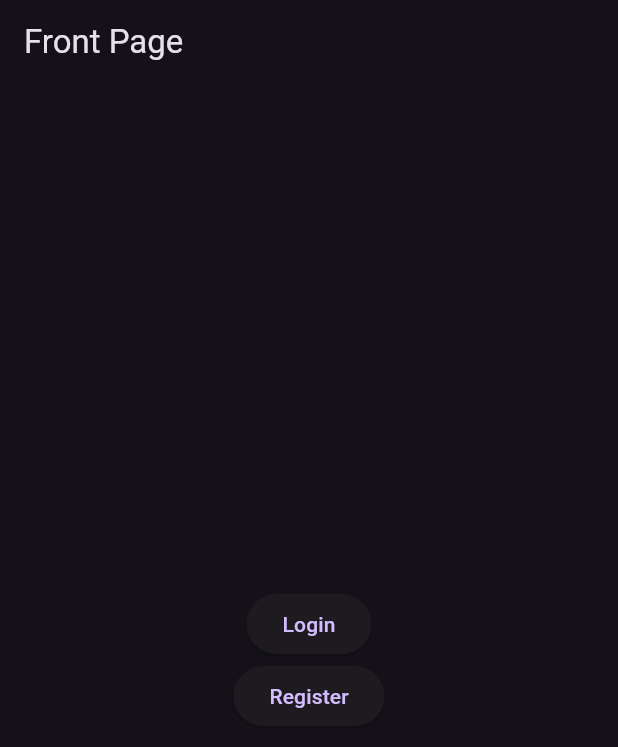
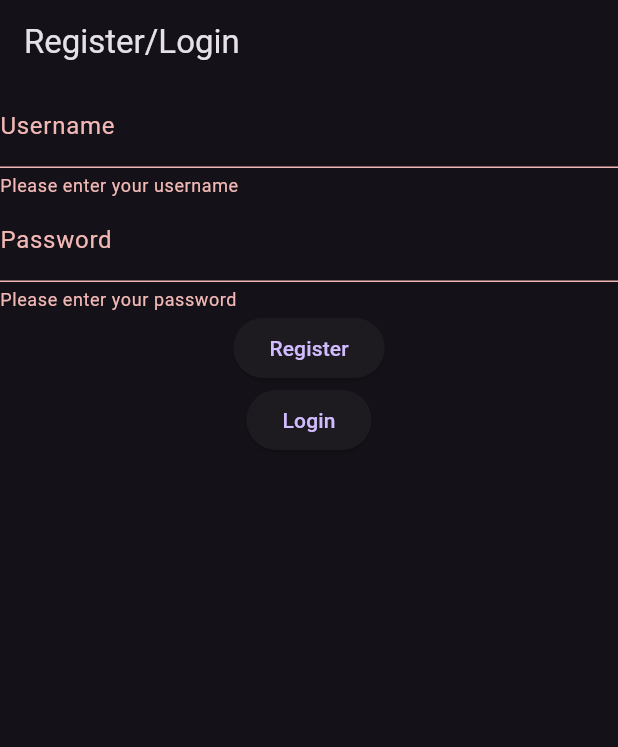
Before and after one commit to Bryntet/CTP-Fantasy-client, a Flutter app: the screen it shows after launch, after a tap on "Register", on a phone screen of 412 x 824 dp. Shown: the top 747 px of the screen. Run offline on Flutter 3.47's test engine with Material 3 defaults, Android fonts, the phone set to English and light mode, and no system bars; our stand-ins replace cookie_jar, dio, dio_cookie_manager; network calls fail.

Commit message:
Got some functionality working

```diff
--- /dev/null
+++ b/lib/api-classes.dart
@@ -0,0 +1,58 @@
+class FantasyTournamentInput {
+  String name;
+  int? maxPicksPerUser;
+
+  FantasyTournamentInput({required this.name, this.maxPicksPerUser});
+
+  Map<String, dynamic> toJson() {
+    final Map<String, dynamic> data = <String, dynamic>{};
+    data['name'] = name;
+    if (maxPicksPerUser != null) {
+      data['max_picks_per_user'] = maxPicksPerUser;
+    }
+    return data;
+  }
+}
+
+enum InvitationStatus { Pending, Accepted, Declined }
+
+class FantasyTournament {
+  final int id;
+  final String name;
+  final bool userIsOwner;
+  final InvitationStatus invitationStatus;
+
+  FantasyTournament(
+      {required this.id,
+      required this.name,
+      required this.userIsOwner,
+      required this.invitationStatus});
+
+  factory FantasyTournament.fromJson(Map<String, dynamic> json) {
+    return FantasyTournament(
+      id: json['id'],
+      name: json['name'],
+      userIsOwner: json["user_is_owner"],
+      invitationStatus: InvitationStatus.values.firstWhere(
+          (e) =>
+              e.toString() == 'InvitationStatus.' + json['invitation_status'],
+          orElse: () => throw Exception('Invalid invitation status')),
+    );
+  }
+}
+
+class Participant {
+  final int id;
+  final String name;
+  final int score;
+
+  Participant({required this.id, required this.name, required this.score});
+
+  factory Participant.fromJson(Map<String, dynamic> json) {
+    return Participant(
+      id: json['id'] as int,
+      name: json['name'] as String,
+      score: json['score'] as int,
+    );
+  }
+}
--- /dev/null
+++ b/lib/home_page.dart
@@ -0,0 +1,119 @@
+import 'dart:developer';
+
+import 'package:dio/dio.dart';
+import 'package:flutter/material.dart';
+import 'api.dart';
+import 'logged_in.dart'; // Import the HomePage widget
+
+class CombinedLoginScreen extends StatefulWidget {
+  @override
+  _CombinedLoginScreenState createState() => _CombinedLoginScreenState();
+}
+
+class _CombinedLoginScreenState extends State<CombinedLoginScreen> {
+  final _sharedFormKey = GlobalKey<FormState>();
+  final _usernameController = TextEditingController();
+  final _passwordController = TextEditingController();
+
+  @override
+  Widget build(BuildContext context) {
+    return Scaffold(
+      appBar: AppBar(
+        title: Text('Register/Login'),
+      ),
+      body: Column(
+        children: <Widget>[
+          Form(
+            key: _sharedFormKey,
+            child: Column(
+              children: <Widget>[
+                TextFormField(
+                  controller: _usernameController,
+                  decoration: InputDecoration(labelText: 'Username'),
+                  validator: (value) {
+                    if (value == null || value.isEmpty) {
+                      return 'Please enter your username';
+                    }
+                    return null;
+                  },
+                ),
+                TextFormField(
+                  controller: _passwordController,
+                  decoration: InputDecoration(labelText: 'Password'),
+                  obscureText: true,
+                  validator: (value) {
+                    if (value == null || value.isEmpty) {
+                      return 'Please enter your password';
+                    }
+                    return null;
+                  },
+                ),
+                ElevatedButton(
+                  onPressed: () async {
+                    if (_sharedFormKey.currentState?.validate() == true) {
+                      try {
+                        await ApiService().createUser(
+                            _usernameController.text, _passwordController.text);
+                        ScaffoldMessenger.of(context).showSnackBar(
+                          SnackBar(
+                            content: Text('User created successfully'),
+                            backgroundColor: Colors.green, // success color
+                          ),
+                        );
+                        Navigator.push(
+                          context,
+                          MaterialPageRoute(builder: (context) => HomePage()),
+                        );
+                      } catch (e) {
+                        if (e is DioError) {
+                          ScaffoldMessenger.of(context).showSnackBar(
+                            SnackBar(
+                              content: Text(e.response?.data),
+                              backgroundColor: Colors.red, // error color
+                            ),
+                          );
+                        }
+                      }
+                    }
+                  },
+                  child: Text('Register'),
+                ),
+                ElevatedButton(
+                  onPressed: () async {
+                    if (_sharedFormKey.currentState?.validate() == true) {
+                      try {
+                        await ApiService().loginUser(
+                            _usernameController.text, _passwordController.text);
+                        ScaffoldMessenger.of(context).showSnackBar(
+                          SnackBar(
+                            content: Text('User logged in successfully'),
+                            backgroundColor: Colors.green, // success color
+                          ),
+                        );
+                        Navigator.push(
+                          context,
+                          MaterialPageRoute(builder: (context) => HomePage()),
+                        );
+                      } catch (e) {
+                        if (e is DioError) {
+                          ScaffoldMessenger.of(context).showSnackBar(
+                            SnackBar(
+                              content: Text(e.response?.data ??
+                                  'An error occurred'), // Use a default string if e.response?.data is null
+                              backgroundColor: Colors.red, // error color
+                            ),
+                          );
+                        }
+                      }
+                    }
+                  },
+                  child: Text('Login'),
+                )
+              ],
+            ),
+          ),
+        ],
+      ),
+    );
+  }
+}
--- a/lib/main.dart
+++ b/lib/main.dart
@@ -1,5 +1,5 @@
 import 'package:flutter/material.dart';
-import 'package:rusty_chains/register.dart';
+import 'package:rusty_chains/home_page.dart';
 
 void main() {
   runApp(MyApp());
@@ -15,33 +15,7 @@ class MyApp extends StatelessWidget {
         brightness: Brightness.dark,
         // Add any other theme customization you want
       ),
-      home: Scaffold(
-        appBar: AppBar(
-          title: Text('Front Page'),
-        ),
-        body: Center(
-          child: Column(
-            mainAxisAlignment: MainAxisAlignment.center,
-            children: <Widget>[
-              ElevatedButton(
-                onPressed: () {
-                  // Navigate to Login Page
-                },
-                child: Text('Login'),
-              ),
-              ElevatedButton(
-                onPressed: () {
-                  Navigator.push(
-                    context,
-                    MaterialPageRoute(builder: (context) => RegisterScreen()),
-                  );
-                },
-                child: Text('Register'),
-              ),
-            ],
-          ),
-        ),
-      ),
+      home: CombinedLoginScreen(),
     );
   }
 }
```
Also changed, not shown: lib/api.dart (+81 -11 lines), lib/logged_in.dart (added, +206 -0 lines), lib/register.dart (deleted, +0 -68 lines), lib/tournament.dart (added, +116 -0 lines), 2 other files.
